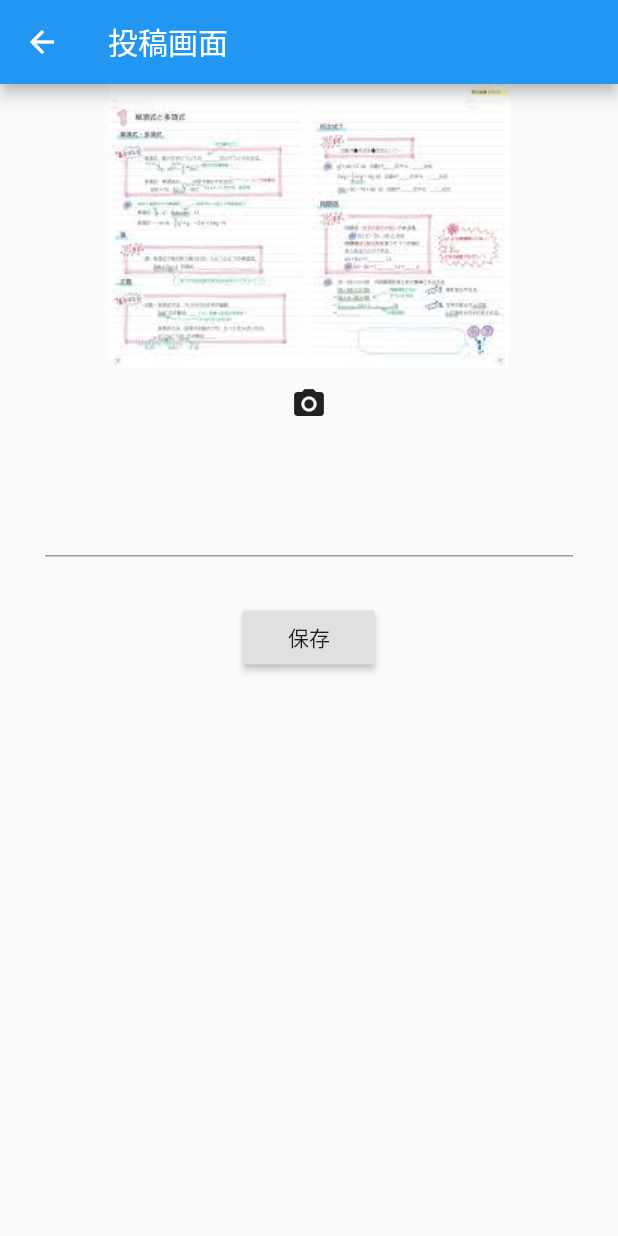
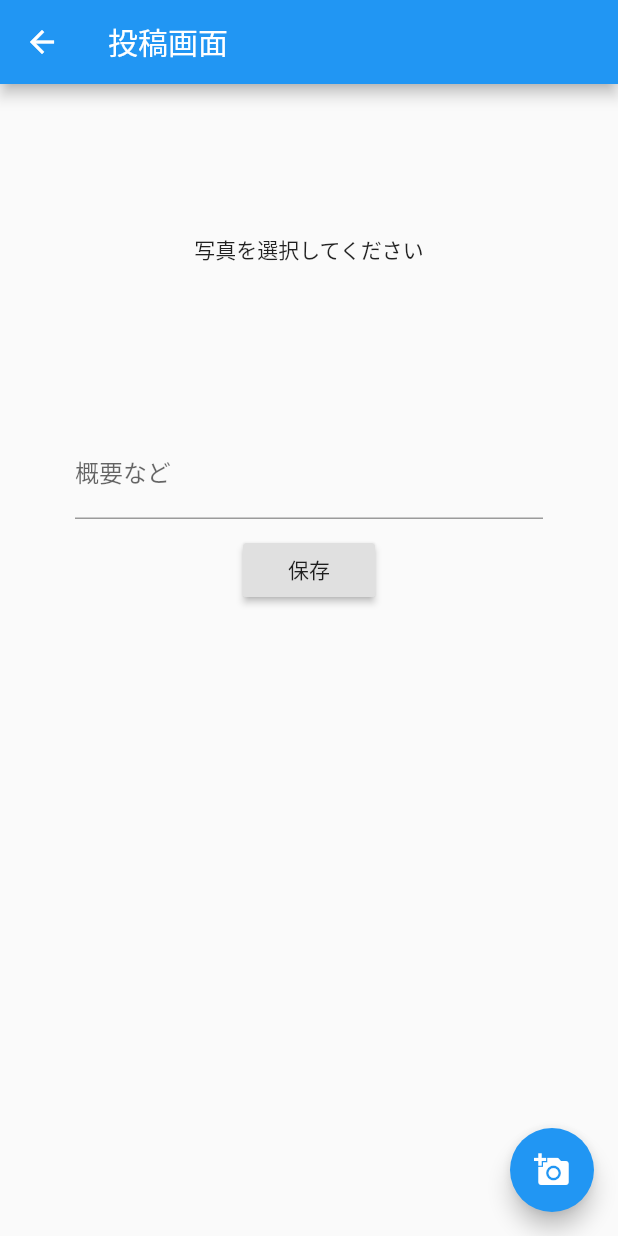
Before and after one commit to kouatht/flutter_benesse, a Flutter app: the screen it shows after launch, after a tap on the "add circle outline" icon, on a phone screen of 412 x 824 dp. Run offline on Flutter 3.47's test engine with Material 2 defaults, Android fonts, the phone set to English and light mode, and no system bars; our stand-ins replace image_picker.

Commit message:
ライブラリから写真をとってこれるよう変更

```diff
--- a/lib/home_route.dart
+++ b/lib/home_route.dart
@@ -1,3 +1,5 @@
+import 'dart:io';
+
 import 'package:flutter/material.dart';
 import 'package:image_picker/image_picker.dart';
 
@@ -13,7 +15,7 @@ class Home extends StatelessWidget {
             onPressed: () {
               Navigator.push(
                 context,
-                MaterialPageRoute(builder: (context) => SecondRoute()),
+                MaterialPageRoute(builder: (context) => MyHomePage()),
               );
             },
           ),
@@ -25,32 +27,106 @@ class Home extends StatelessWidget {
     );
   }
 }
-class SecondRoute extends StatelessWidget {
+
+//class SecondRoute extends StatelessWidget {
+//
+//  @override
+//  Widget build(BuildContext context) {
+//    return Scaffold(
+//      appBar: AppBar(
+//        title: Text("投稿画面"),
+//      ),
+//      body: Center(
+//        child: Column(
+//          children: <Widget>[
+//            Image.asset(
+//              'images/noteImage.jpg',
+//            ),
+//            FlatButton(
+//              onPressed: (){
+//                //TODO Upload image from library;
+//              },
+//              child: Icon(
+//                Icons.photo_camera
+//              ),
+//            ),
+//            Padding(
+//              padding: const EdgeInsets.all(30.0),
+//              child: TextField(
+//                enabled: true,
+//              ),
+//            ),
+//            RaisedButton(
+//              onPressed: () {
+//                //TODO Save command
+//                Navigator.pop(context);
+//              },
+//              child: Text('保存'),
+//            ),
+//          ],
+//        ),
+//      ),
+//    );
+//  }
+//}
+
+//class ThirdRoute extends StatelessWidget {
+//  @override
+//  Widget build(BuildContext context) {
+//    return Scaffold(
+//      appBar: AppBar(
+//        title: Text("Third Route"),
+//      ),
+//      body: Center(
+//        child: RaisedButton(
+//          onPressed: () {
+//            Navigator.pop(context);
+//          },
+//          child: Text('Go second'),
+//        ),
+//      ),
+//    );
+//  }
+//}
+
+class MyHomePage extends StatefulWidget {
+  @override
+  _MyHomePageState createState() => _MyHomePageState();
+}
+
+class _MyHomePageState extends State<MyHomePage> {
+  File _image;
+  final picker = ImagePicker();
+
+  Future getImage() async {
+    final pickedFile = await picker.getImage(source: ImageSource.gallery);
+
+    setState(() {
+      _image = File(pickedFile.path);
+    });
+  }
+
   @override
   Widget build(BuildContext context) {
     return Scaffold(
       appBar: AppBar(
-        title: Text("投稿画面"),
+        title: Text('投稿画面'),
       ),
       body: Center(
         child: Column(
           children: <Widget>[
-            Image.asset(
-              'images/noteImage.jpg',
-            ),
-            FlatButton(
-              onPressed: (){
-                //TODO Upload image from library
-
-              },
-              child: Icon(
-                Icons.photo_camera
-              ),
-            ),
+            _image == null
+                ? Padding(
+                  padding: const EdgeInsets.symmetric(vertical: 100.0, horizontal: 50.0),
+                  child: Text('写真を選択してください'),
+                )
+                : Image.file(_image),
             Padding(
-              padding: const EdgeInsets.all(30.0),
+              padding: const EdgeInsets.symmetric(vertical: 10.0, horizontal: 50.0),
               child: TextField(
-                enabled: true,
+                decoration: InputDecoration(
+                  labelText: "概要など",
+                ),
               ),
             ),
             RaisedButton(
@@ -63,23 +139,10 @@ class SecondRoute extends StatelessWidget {
           ],
         ),
       ),
-    );
-  }
-}
-class ThirdRoute extends StatelessWidget {
-  @override
-  Widget build(BuildContext context) {
-    return Scaffold(
-      appBar: AppBar(
-        title: Text("Third Route"),
-      ),
-      body: Center(
-        child: RaisedButton(
-          onPressed: () {
-            Navigator.pop(context);
-          },
-          child: Text('Go second'),
-        ),
+      floatingActionButton: FloatingActionButton(
+        onPressed: getImage,
+        tooltip: 'Pick Image',
+        child: Icon(Icons.add_a_photo),
       ),
     );
   }
--- a/lib/main.dart
+++ b/lib/main.dart
@@ -27,18 +27,18 @@ class _RootWidgetState extends State<RootWidget> {
   final _bottomNavigationBarItems = <BottomNavigationBarItem>[];
   static const _footerIcons = [
     Icons.access_time,
-    Icons.star,
+//    Icons.star,
     Icons.home,
   ];
   static const _footerItemNames = [
     'タイムライン',
-    'ToDoリスト',
+//    'ToDoリスト',
     'アカウント',
   ];
   // === 追加部分 ===
   var _routes = [
     Home(),
-    ToDo(),
+//    ToDo(),
     TimeLine(),
     //settings(),
   ];
--- a/pubspec.yaml
+++ b/pubspec.yaml
@@ -24,13 +24,12 @@ dependencies:
   flutter:
     sdk: flutter
 
-  image_picker: ^0.6.7+4
-
   # The following adds the Cupertino Icons font to your application.
   # Use with the CupertinoIcons class for iOS style icons.
   cupertino_icons: ^0.1.3
   rapido: ^0.0.12
   shared_preferences: ^0.5.3
+  image_picker: ^0.6.7+4
 
 dev_dependencies:
   flutter_test:
```
Also changed, not shown: lib/ToDo_route.dart (+76 -76 lines), 3 other files.
